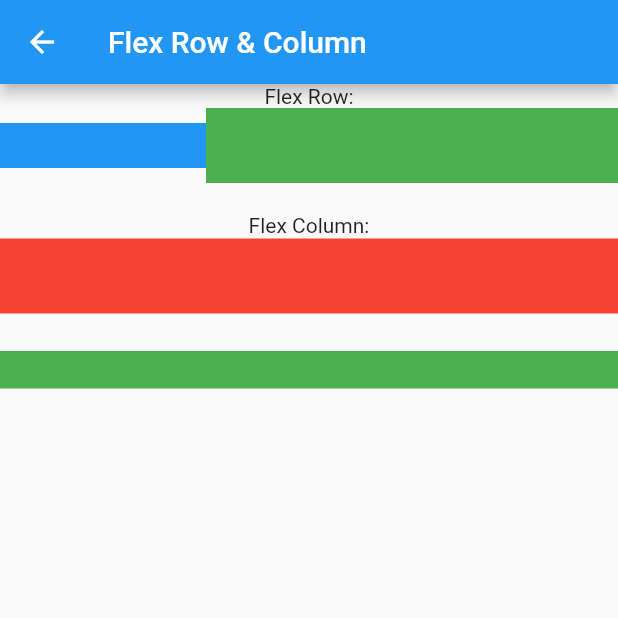
After one commit to thensha/flutter_learning, a Flutter app: the LayoutWidgets screen opened by its route, after a tap on "Flex widget", on a phone screen of 412 x 824 dp, the top half of it. The commit adds this screen. Run offline on Flutter 3.47's test engine with Material 2 defaults, Android fonts, the phone set to English and light mode, and no system bars.

Commit message:
✨feat(layout widgets): flex widget

```diff
--- a/lib/BasicWidgets.dart
+++ b/lib/BasicWidgets.dart
@@ -7,6 +7,7 @@ class BasicWidgets extends StatelessWidget {
   @override
   Widget build(BuildContext context) {
     return Scaffold(
+        // TODO 标题外部传入
         appBar: AppBar(title: Text("Basic widgets")),
         body: Container(
           child: Center(
--- /dev/null
+++ b/lib/LayoutWidgets.dart
@@ -0,0 +1,28 @@
+import 'package:flutter/material.dart';
+import 'package:flutter_playground/support/RouteNames.dart';
+
+class LayoutWidgets extends StatelessWidget {
+  const LayoutWidgets({Key key}) : super(key: key);
+
+  @override
+  Widget build(BuildContext context) {
+    return Scaffold(
+        // TODO 标题外部传入
+        appBar: AppBar(title: Text("Layout widgets")),
+        body: Container(
+          child: Center(
+            child: Column(
+              mainAxisAlignment: MainAxisAlignment.start,
+              children: <Widget>[
+                RaisedButton(
+                  child: Text("Flex widget"),
+                  onPressed: () {
+                    Navigator.pushNamed(context, RouteNames.FlexWidget);
+                  },
+                ),
+              ],
+            ),
+          ),
+        ));
+  }
+}
--- /dev/null
+++ b/lib/LayoutWidgets/FlexWidget.dart
@@ -0,0 +1,65 @@
+import 'package:flutter/material.dart';
+
+class FlexWidget extends StatelessWidget {
+  const FlexWidget({Key key}) : super(key: key);
+
+  @override
+  Widget build(BuildContext context) {
+    return Scaffold(
+        appBar: AppBar(title: Text("Flex Row & Column")),
+        body: Column(
+          children: [
+            Text("Flex Row:"),
+            Flex(
+              direction: Axis.horizontal,
+              children: [
+                Expanded(
+                  flex: 1,
+                  child: Container(
+                    height: 30,
+                    color: Colors.blue,
+                  ),
+                ),
+                Expanded(
+                  flex: 2,
+                  child: Container(
+                    height: 50,
+                    color: Colors.green,
+                  ),
+                )
+              ],
+            ),
+            Padding(
+                padding: EdgeInsets.only(top: 20), child: Text("Flex Column:")),
+            Padding(
+              padding: EdgeInsets.only(top: 1),
+              child: SizedBox(
+                height: 100,
+                child: Flex(
+                  direction: Axis.vertical,
+                  children: [
+                    Expanded(
+                      flex: 2,
+                      child: Container(
+                        height: 30,
+                        color: Colors.red,
+                      ),
+                    ),
+                    Spacer(
+                      flex: 1,
+                    ),
+                    Expanded(
+                      flex: 1,
+                      child: Container(
+                        height: 30,
+                        color: Colors.green,
+                      ),
+                    )
+                  ],
+                ),
+              ),
+            )
+          ],
+        ));
+  }
+}
--- a/lib/main.dart
+++ b/lib/main.dart
@@ -9,6 +9,8 @@ import 'package:flutter_playground/BasicWidgets/TapboxA.dart';
 import 'package:flutter_playground/BasicWidgets/TapboxB.dart';
 import 'package:flutter_playground/BasicWidgets/TapboxC.dart';
 import 'package:flutter_playground/BasicWidgets/TextFieldWidget.dart';
+import 'package:flutter_playground/LayoutWidgets.dart';
+import 'package:flutter_playground/LayoutWidgets/FlexWidget.dart';
 import 'package:flutter_playground/support/RouteNames.dart';
 
 void main() {
@@ -26,6 +28,9 @@ class MyApp extends StatelessWidget {
               title: "Home Page",
             ),
         RouteNames.BasicWidgetsRoute: (context) => BasicWidgets(),
+        RouteNames.LayoutWidgetsRoute: (context) => LayoutWidgets(),
+
+        // TODO 各个小页面的路由，目前还不知道如何规划路由
         RouteNames.CupertinoPage: (context) => CupertinoWidget(),
         RouteNames.WidgetLifeCycle: (context) => WidgetLifecycle(
               initValue: 9,
@@ -44,7 +49,8 @@ class MyApp extends StatelessWidget {
         RouteNames.PageElement: (context) => PageElement(),
         RouteNames.TextFieldWidget: (context) => TextFieldWidget(),
         RouteNames.FormWidget: (context) => FormWidget(),
-        RouteNames.ProgressWidget: (context) => ProgressWidget()
+        RouteNames.ProgressWidget: (context) => ProgressWidget(),
+        RouteNames.FlexWidget: (context) => FlexWidget()
       },
     );
   }
@@ -74,7 +80,13 @@ class _MyHomePageState extends State<MyHomePage> {
               onPressed: () {
                 Navigator.of(context).pushNamed(RouteNames.BasicWidgetsRoute);
               },
-            )
+            ),
+            RaisedButton(
+              child: Text("Layout widgets"),
+              onPressed: () {
+                Navigator.of(context).pushNamed(RouteNames.LayoutWidgetsRoute);
+              },
+            ),
           ],
         ),
       ),
--- a/lib/support/RouteNames.dart
+++ b/lib/support/RouteNames.dart
@@ -10,4 +10,7 @@ class RouteNames {
   static const TextFieldWidget = "textField_widget";
   static const FormWidget = "form_widget";
   static const ProgressWidget = "progress_widget";
+
+  static const LayoutWidgetsRoute = "layout_widgets_route";
+  static const FlexWidget = "flex_widget";
 }
```
